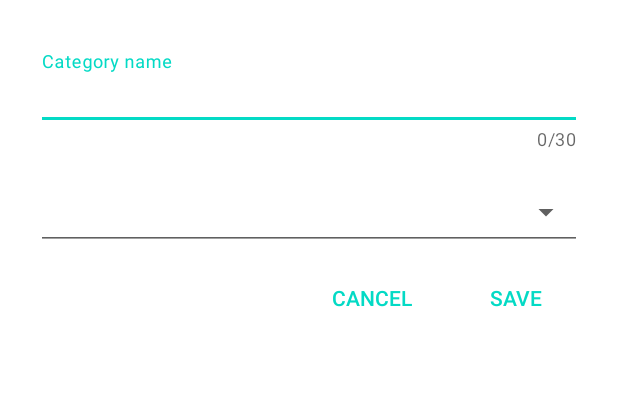
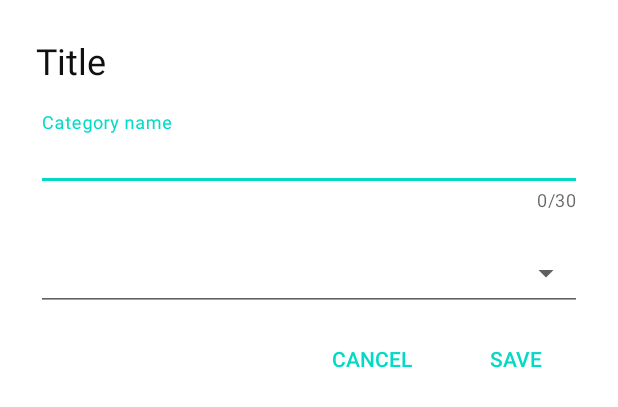
Before and after one commit to Gunock/lyric-cast-android-client, an Android app: the layout dialog_fragment_edit_category.xml on its own in the app's theme, with its tools: preview values and no code run, on a phone screen of 412 x 824 dp. Shown: the top 407 px of the screen. Run offline under Robolectric (Android 15) with nearby library versions, the phone set to English and light mode, and no system bars.

Commit message:
Fixed selection problem for duplicates in setlist editor, solved background problem for selection handles in dialog fragments

```diff
--- a/app/src/main/java/pl/gunock/lyriccast/activities/MainActivity.kt
+++ b/app/src/main/java/pl/gunock/lyriccast/activities/MainActivity.kt
@@ -1,7 +1,7 @@
 /*
- * Created by Tomasz Kiljanczyk on 4/9/21 5:36 PM
+ * Created by Tomasz Kiljanczyk on 4/9/21 11:51 PM
  * Copyright (c) 2021 . All rights reserved.
- * Last modified 4/9/21 5:36 PM
+ * Last modified 4/9/21 11:48 PM
  */
 
 package pl.gunock.lyriccast.activities
@@ -227,7 +227,7 @@ class MainActivity : AppCompatActivity() {
         val dialogFragment = ImportDialogFragment()
         dialogFragment.setStyle(
             DialogFragment.STYLE_NORMAL,
-            R.style.Theme_LyricCast_Dialog
+            R.style.Theme_LyricCast_Dialog_NoTitle
         )
 
         mImportDialogViewModel.accepted.value = false
--- a/app/src/main/java/pl/gunock/lyriccast/adapters/CategoryItemsAdapter.kt
+++ b/app/src/main/java/pl/gunock/lyriccast/adapters/CategoryItemsAdapter.kt
@@ -1,7 +1,7 @@
 /*
- * Created by Tomasz Kiljanczyk on 4/5/21 5:14 PM
+ * Created by Tomasz Kiljanczyk on 4/9/21 11:51 PM
  * Copyright (c) 2021 . All rights reserved.
- * Last modified 4/5/21 4:51 PM
+ * Last modified 4/9/21 11:08 PM
  */
 
 package pl.gunock.lyriccast.adapters
@@ -85,7 +85,7 @@ class CategoryItemsAdapter(
                 mCheckBox.isChecked = it
             }
 
-            mNameTextView.text = categoryItems[adapterPosition].category.name
+            mNameTextView.text = categoryItems[absoluteAdapterPosition].category.name
 
             if (item.category.color != null) {
                 mColorCardView.setCardBackgroundColor(item.category.color!!)
--- a/app/src/main/java/pl/gunock/lyriccast/adapters/SongItemsAdapter.kt
+++ b/app/src/main/java/pl/gunock/lyriccast/adapters/SongItemsAdapter.kt
@@ -1,7 +1,7 @@
 /*
- * Created by Tomasz Kiljanczyk on 4/8/21 6:49 PM
+ * Created by Tomasz Kiljanczyk on 4/9/21 11:51 PM
  * Copyright (c) 2021 . All rights reserved.
- * Last modified 4/8/21 6:35 PM
+ * Last modified 4/9/21 11:03 PM
  */
 
 package pl.gunock.lyriccast.adapters
@@ -109,7 +109,7 @@ class SongItemsAdapter(
     }
 
     override fun getItemId(position: Int): Long {
-        return mVisibleItems.toList()[position].song.id
+        return mVisibleItems.toList()[position].id
     }
 
     override fun getItemCount() = mVisibleItems.size
--- a/app/src/main/res/layout/dialog_fragment_edit_category.xml
+++ b/app/src/main/res/layout/dialog_fragment_edit_category.xml
@@ -1,7 +1,7 @@
 <?xml version="1.0" encoding="utf-8"?><!--
-  ~ Created by Tomasz Kiljanczyk on 4/8/21 6:49 PM
+  ~ Created by Tomasz Kiljanczyk on 4/9/21 11:51 PM
   ~ Copyright (c) 2021 . All rights reserved.
-  ~ Last modified 4/8/21 3:06 PM
+  ~ Last modified 4/9/21 11:45 PM
   -->
 
 <androidx.constraintlayout.widget.ConstraintLayout xmlns:android="http://schemas.android.com/apk/res/android"
@@ -11,17 +11,28 @@
     android:layout_width="match_parent"
     android:layout_height="wrap_content"
     android:layout_margin="8dp"
+    android:background="@color/window_background_2"
     android:padding="16dp">
+
+    <TextView
+        android:id="@+id/tv_dialog_title"
+        android:layout_width="wrap_content"
+        android:layout_height="wrap_content"
+        android:text="@string/placeholder_title"
+        android:textSize="24sp"
+        app:layout_constraintStart_toStartOf="parent"
+        app:layout_constraintTop_toTopOf="parent" />
 
     <com.google.android.material.textfield.TextInputLayout
         android:id="@+id/tv_category_name"
         android:layout_width="match_parent"
         android:layout_height="wrap_content"
+        android:layout_marginTop="8dp"
         app:counterEnabled="true"
         app:counterMaxLength="30"
         app:layout_constraintEnd_toEndOf="parent"
         app:layout_constraintStart_toStartOf="parent"
-        app:layout_constraintTop_toTopOf="parent">
+        app:layout_constraintTop_toBottomOf="@+id/tv_dialog_title">
 
         <com.google.android.material.textfield.TextInputEditText
             android:id="@+id/tin_category_name"
--- a/app/src/main/res/layout/dialog_fragment_progress.xml
+++ b/app/src/main/res/layout/dialog_fragment_progress.xml
@@ -1,7 +1,7 @@
 <?xml version="1.0" encoding="utf-8"?><!--
-  ~ Created by Tomasz Kiljanczyk on 4/8/21 1:47 PM
+  ~ Created by Tomasz Kiljanczyk on 4/9/21 11:51 PM
   ~ Copyright (c) 2021 . All rights reserved.
-  ~ Last modified 4/8/21 1:41 PM
+  ~ Last modified 4/9/21 11:29 PM
   -->
 
 <androidx.constraintlayout.widget.ConstraintLayout xmlns:android="http://schemas.android.com/apk/res/android"
@@ -11,6 +11,7 @@
     android:layout_height="wrap_content"
     android:layout_margin="8dp"
     android:animateLayoutChanges="true"
+    android:background="@color/window_background_2"
     android:padding="16dp">
 
     <ProgressBar
--- a/app/src/main/res/values/styles_theme.xml
+++ b/app/src/main/res/values/styles_theme.xml
@@ -1,7 +1,7 @@
 <!--
-  ~ Created by Tomasz Kiljanczyk on 4/9/21 5:36 PM
+  ~ Created by Tomasz Kiljanczyk on 4/9/21 11:51 PM
   ~ Copyright (c) 2021 . All rights reserved.
-  ~ Last modified 4/9/21 5:36 PM
+  ~ Last modified 4/9/21 11:45 PM
   -->
 
 <resources>
@@ -10,7 +10,6 @@
         <item name="colorPrimary">@color/color_primary</item>
         <item name="colorPrimaryDark">@color/color_primary_dark</item>
         <item name="colorAccent">@color/accent</item>
-        <item name="background">@color/window_background_1</item>
 
         <item name="alertDialogTheme">@style/Theme.LyricCast.Dialog.NoTitle</item>
         <item name="dialogTheme">@style/Theme.LyricCast.Dialog.NoTitle</item>
@@ -51,17 +50,16 @@
     </style>
 
     <style name="Theme.LyricCast.Dialog" parent="Theme.MaterialComponents.DayNight.Dialog">
-        <item name="textInputStyle">@style/Widget.LyricCast.TextInputLayout</item>
-
         <item name="android:windowMinWidthMajor">75%</item>
         <item name="android:windowMinWidthMinor">75%</item>
         <item name="android:windowNoTitle">false</item>
-        <item name="android:background">@color/window_background_2</item>
 
         <item name="android:textColor">@color/dialog_text</item>
-        <item name="colorPrimary">@color/dialog_text</item>
+        <item name="colorPrimary">@color/color_primary</item>
+        <item name="colorPrimaryDark">@color/color_primary_dark</item>
         <item name="colorAccent">@color/dialog_button</item>
 
+        <item name="textInputStyle">@style/Widget.LyricCast.TextInputLayout</item>
         <item name="spinnerStyle">@style/Widget.LyricCast.Spinner.Underlined</item>
         <item name="buttonBarNegativeButtonStyle">
             @style/Theme.LyricCast.Dialog.NegativeButtonStyle
--- a/app/src/main/res/values/styles_widget.xml
+++ b/app/src/main/res/values/styles_widget.xml
@@ -1,7 +1,7 @@
 <!--
-  ~ Created by Tomasz Kiljanczyk on 4/9/21 5:36 PM
+  ~ Created by Tomasz Kiljanczyk on 4/9/21 11:51 PM
   ~ Copyright (c) 2021 . All rights reserved.
-  ~ Last modified 4/9/21 4:48 PM
+  ~ Last modified 4/9/21 11:24 PM
   -->
 
 <resources>
@@ -29,7 +29,6 @@
 
         <item name="boxStrokeColor">@color/text_input_stroke</item>
 
-        <item name="colorPrimary">@color/accent</item>
         <item name="hintTextColor">@color/accent</item>
         <item name="android:textColorHint">@color/text_hint</item>
 
```
Also changed, not shown: app/src/main/java/pl/gunock/lyriccast/activities/CategoryManagerActivity.kt (+4 -4 lines), app/src/main/java/pl/gunock/lyriccast/activities/SongEditorActivity.kt (+4 -7 lines), app/src/main/java/pl/gunock/lyriccast/adapters/ControlsSongItemsAdapter.kt (+6 -6 lines), app/src/main/java/pl/gunock/lyriccast/adapters/SetlistSongItemsAdapter.kt (+25 -21 lines), app/src/main/java/pl/gunock/lyriccast/fragments/SetlistEditorFragment.kt (+7 -9 lines), app/src/main/java/pl/gunock/lyriccast/fragments/dialogs/EditCategoryDialogFragment.kt (+10 -12 lines), app/src/main/java/pl/gunock/lyriccast/fragments/dialogs/ImportDialogFragment.kt (+6 -8 lines), app/src/main/java/pl/gunock/lyriccast/misc/SelectionTracker.kt (+4 -4 lines), app/src/main/java/pl/gunock/lyriccast/models/SongItem.kt (+4 -3 lines), app/src/main/res/layout/dialog_fragment_import.xml (+14 -3 lines), 1 other file.
